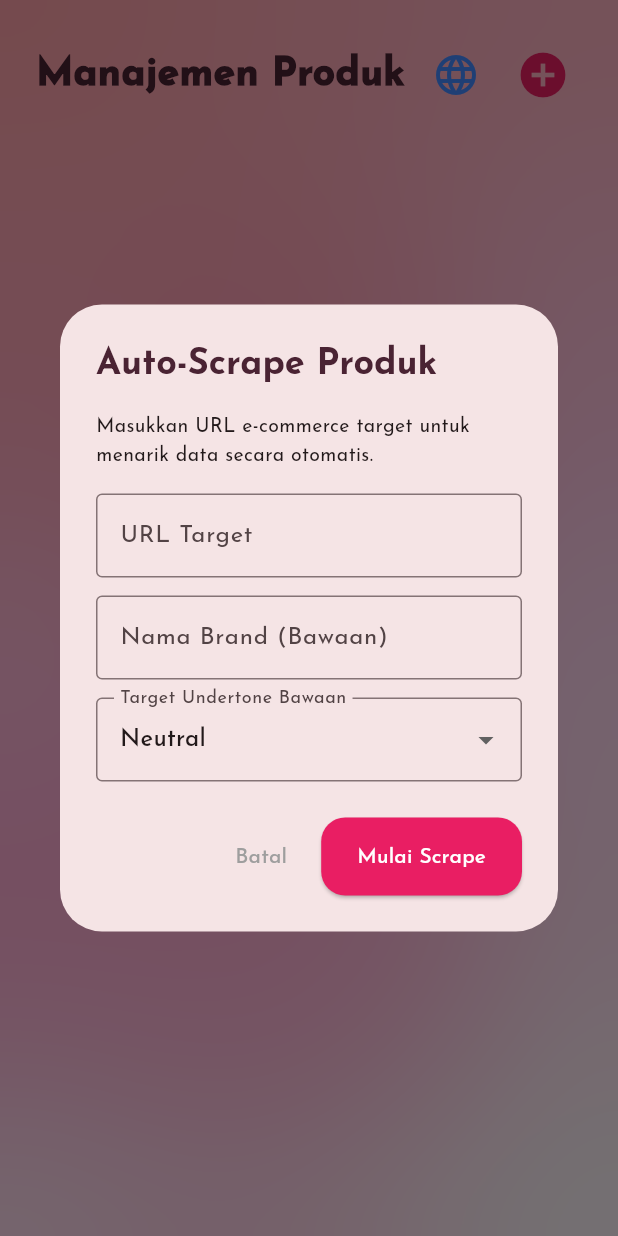
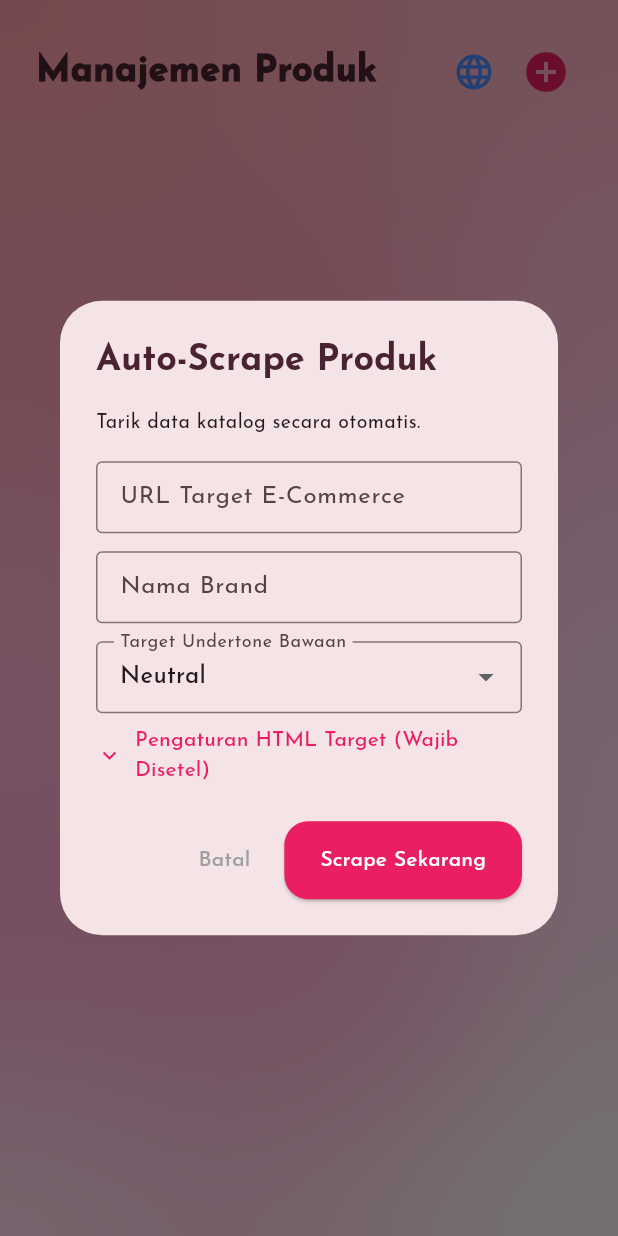
Before and after one commit to Chrsyls/ToneMatch, a Flutter app: the AdminProductScreen screen opened directly, after a tap on the "language" icon, on a phone screen of 412 x 824 dp. Run offline on Flutter 3.47's test engine with Material 3 defaults, Android fonts, the phone set to English and light mode, and no system bars; our stand-ins replace camera, firebase_core, google_fonts, image_picker; accounts and stored records are empty; generated files the repository leaves out were written again; network calls fail.

Commit message:
bug fic fitur scraping dan halaman manajemen produk

```diff
--- a/lib/screens/admin_product_screen.dart
+++ b/lib/screens/admin_product_screen.dart
@@ -35,13 +35,6 @@ class _AdminProductScreenState extends State<AdminProductScreen> {
           });
           return;
         }
-      } else {
-        final errData = json.decode(res.body);
-        if (mounted) {
-          ScaffoldMessenger.of(context).showSnackBar(
-            SnackBar(content: Text('Gagal Memuat: ${errData['error']}'), backgroundColor: Colors.red),
-          );
-        }
       }
       setState(() => _isLoading = false);
     } catch (e) {
@@ -50,12 +43,19 @@ class _AdminProductScreenState extends State<AdminProductScreen> {
     }
   }
 
-  // MODAL UNTUK AUTO-SCRAPING
+  // MODAL AUTO-SCRAPING DENGAN HTML CUSTOMIZER
   Future<void> _showScrapeDialog() async {
     final TextEditingController urlController = TextEditingController();
     final TextEditingController brandController = TextEditingController();
+
+    // Konfigurasi CSS selector
+    final TextEditingController containerClassController = TextEditingController(text: 'product-card');
+    final TextEditingController titleClassController = TextEditingController(text: 'product-title');
+    final TextEditingController priceClassController = TextEditingController(text: 'price-text');
+
     String undertone = 'neutral';
     bool isScraping = false;
+    bool showAdvanced = false;
 
     await showDialog(
       context: context,
@@ -70,20 +70,14 @@ class _AdminProductScreenState extends State<AdminProductScreen> {
                   mainAxisSize: MainAxisSize.min,
                   crossAxisAlignment: CrossAxisAlignment.start,
                   children: [
-                    const Text('Masukkan URL e-commerce target untuk menarik data secara otomatis.', style: TextStyle(fontSize: 13)),
+                    const Text('Tarik data katalog secara otomatis.', style: TextStyle(fontSize: 13)),
                     const SizedBox(height: 16),
-                    TextField(
-                      controller: urlController,
-                      decoration: const InputDecoration(labelText: 'URL Target', border: OutlineInputBorder()),
-                    ),
+                    TextField(controller: urlController, decoration: const InputDecoration(labelText: 'URL Target E-Commerce', border: OutlineInputBorder(), isDense: true)),
                     const SizedBox(height: 12),
-                    TextField(
-                      controller: brandController,
-                      decoration: const InputDecoration(labelText: 'Nama Brand (Bawaan)', border: OutlineInputBorder()),
-                    ),
+                    TextField(controller: brandController, decoration: const InputDecoration(labelText: 'Nama Brand', border: OutlineInputBorder(), isDense: true)),
                     const SizedBox(height: 12),
                     DropdownButtonFormField<String>(
-                      decoration: const InputDecoration(labelText: 'Target Undertone Bawaan', border: OutlineInputBorder()),
+                      decoration: const InputDecoration(labelText: 'Target Undertone Bawaan', border: OutlineInputBorder(), isDense: true),
                       value: undertone,
                       items: const [
                         DropdownMenuItem(value: 'warm', child: Text('Warm')),
@@ -92,6 +86,23 @@ class _AdminProductScreenState extends State<AdminProductScreen> {
                       ],
                       onChanged: (val) => undertone = val ?? 'neutral',
                     ),
+                    const SizedBox(height: 8),
+                    TextButton.icon(
+                      icon: Icon(showAdvanced ? Icons.keyboard_arrow_up : Icons.keyboard_arrow_down, size: 18),
+                      label: const Text('Pengaturan HTML Target (Wajib Disetel)'),
+                      onPressed: () => setStateDialog(() => showAdvanced = !showAdvanced),
+                      style: TextButton.styleFrom(padding: EdgeInsets.zero, tapTargetSize: MaterialTapTargetSize.shrinkWrap),
+                    ),
+                    if (showAdvanced) ...[
+                      const SizedBox(height: 8),
+                      const Text('Gunakan Inspect Element di Web Target untuk menemukan nama class ini:', style: TextStyle(fontSize: 11, color: Colors.grey)),
+                      const SizedBox(height: 8),
+                      TextField(controller: containerClassController, decoration: const InputDecoration(labelText: 'Class Wadah Produk (Card)', border: OutlineInputBorder(), isDense: true)),
+                      const SizedBox(height: 8),
+                      TextField(controller: titleClassController, decoration: const InputDecoration(labelText: 'Class Judul/Nama Produk', border: OutlineInputBorder(), isDense: true)),
+                      const SizedBox(height: 8),
+                      TextField(controller: priceClassController, decoration: const InputDecoration(labelText: 'Class Harga Produk', border: OutlineInputBorder(), isDense: true)),
+                    ],
                     if (isScraping)
                       const Padding(
                         padding: EdgeInsets.only(top: 24.0),
@@ -109,9 +120,7 @@ class _AdminProductScreenState extends State<AdminProductScreen> {
                   style: ElevatedButton.styleFrom(backgroundColor: const Color(0xFFE91E63)),
                   onPressed: isScraping ? null : () async {
                     if (urlController.text.isEmpty || brandController.text.isEmpty) {
-                      ScaffoldMessenger.of(context).showSnackBar(
-                        const SnackBar(content: Text('URL dan Brand tidak boleh kosong!'), backgroundColor: Colors.red),
-                      );
+                      ScaffoldMessenger.of(context).showSnackBar(const SnackBar(content: Text('URL dan Brand tidak boleh kosong!'), backgroundColor: Colors.red));
                       return;
                     }
 
@@ -123,31 +132,30 @@ class _AdminProductScreenState extends State<AdminProductScreen> {
                         body: jsonEncode({
                           'url': urlController.text.trim(),
                           'brand': brandController.text.trim(),
-                          'target_undertone': undertone
+                          'target_undertone': undertone,
+                          'container_class': containerClassController.text.trim(),
+                          'title_class': titleClassController.text.trim(),
+                          'price_class': priceClassController.text.trim(),
                         }),
                       );
 
                       final data = json.decode(response.body);
                       if (response.statusCode == 200 && data['success'] == true) {
                         if (mounted) Navigator.pop(context);
-                        ScaffoldMessenger.of(context).showSnackBar(
-                          SnackBar(content: Text(data['message']), backgroundColor: Colors.green),
-                        );
+                        ScaffoldMessenger.of(context).showSnackBar(SnackBar(content: Text(data['message']), backgroundColor: Colors.green));
                         _fetchProducts();
                       } else {
-                        throw Exception(data['error'] ?? data['message'] ?? 'Gagal memproses data');
+                        throw Exception(data['message'] ?? 'Gagal memproses data');
                       }
                     } catch (e) {
-                      ScaffoldMessenger.of(context).showSnackBar(
-                        SnackBar(content: Text('Error: $e'), backgroundColor: Colors.red),
-                      );
+                      ScaffoldMessenger.of(context).showSnackBar(SnackBar(content: Text('Error: $e'), backgroundColor: Colors.red));
                     } finally {
                       if (mounted && isScraping) {
                         setStateDialog(() => isScraping = false);
                       }
                     }
                   },
-                  child: const Text('Mulai Scrape', style: TextStyle(color: Colors.white)),
+                  child: const Text('Scrape Sekarang', style: TextStyle(color: Colors.white)),
                 ),
               ],
             );
@@ -175,19 +183,14 @@ class _AdminProductScreenState extends State<AdminProductScreen> {
             return Padding(
               padding: EdgeInsets.only(
                 bottom: MediaQuery.of(context).viewInsets.bottom,
-                left: 24,
-                right: 24,
-                top: 24,
+                left: 24, right: 24, top: 24,
               ),
               child: SingleChildScrollView(
                 child: Column(
                   mainAxisSize: MainAxisSize.min,
                   crossAxisAlignment: CrossAxisAlignment.start,
                   children: [
-                    Text(
-                      product == null ? 'Tambah Produk Baru' : 'Edit Produk',
-                      style: const TextStyle(fontSize: 20, fontWeight: FontWeight.bold, color: Color(0xFF4A2333)),
-                    ),
+                    Text(product == null ? 'Tambah Produk Baru' : 'Edit Produk', style: const TextStyle(fontSize: 20, fontWeight: FontWeight.bold, color: Color(0xFF4A2333))),
                     const SizedBox(height: 16),
                     TextField(controller: nameController, decoration: const InputDecoration(labelText: 'Nama Produk')),
                     const SizedBox(height: 12),
@@ -207,11 +210,7 @@ class _AdminProductScreenState extends State<AdminProductScreen> {
                     ),
                     const SizedBox(height: 24),
                     ElevatedButton(
-                      style: ElevatedButton.styleFrom(
-                        backgroundColor: const Color(0xFFE91E63),
-                        minimumSize: const Size(double.infinity, 50),
-                        disabledBackgroundColor: Colors.grey,
-                      ),
+                      style: ElevatedButton.styleFrom(backgroundColor: const Color(0xFFE91E63), minimumSize: const Size(double.infinity, 50)),
                       onPressed: isSaving ? null : () async {
                         setModalState(() => isSaving = true);
                         try {
@@ -221,47 +220,23 @@ class _AdminProductScreenState extends State<AdminProductScreen> {
                             "price": double.tryParse(priceController.text) ?? 0,
                             "undertone": undertone,
                           });
-
-                          final url = product == null
-                              ? Uri.parse('$baseUrl/api/v1/admin/products')
-                              : Uri.parse('$baseUrl/api/v1/admin/products/${product['product_id']}');
-
-                          final response = await (product == null
-                              ? http.post(url, headers: {"Content-Type": "application/json"}, body: body)
-                              : http.put(url, headers: {"Content-Type": "application/json"}, body: body));
+                          final url = product == null ? Uri.parse('$baseUrl/api/v1/admin/products') : Uri.parse('$baseUrl/api/v1/admin/products/${product['product_id']}');
+                          final response = await (product == null ? http.post(url, headers: {"Content-Type": "application/json"}, body: body) : http.put(url, headers: {"Content-Type": "application/json"}, body: body));
 
                           if (response.statusCode == 200) {
-                            final resData = json.decode(response.body);
-                            if (resData['success'] == true) {
-                              if (mounted) Navigator.pop(context);
-                              ScaffoldMessenger.of(context).showSnackBar(
-                                const SnackBar(content: Text('Produk berhasil disimpan!'), backgroundColor: Colors.green),
-                              );
-                              _fetchProducts();
-                              return;
-                            } else {
-                              ScaffoldMessenger.of(context).showSnackBar(
-                                SnackBar(content: Text('Gagal: ${resData['error']}'), backgroundColor: Colors.red),
-                              );
-                            }
+                            if (mounted) Navigator.pop(context);
+                            ScaffoldMessenger.of(context).showSnackBar(const SnackBar(content: Text('Produk berhasil disimpan!'), backgroundColor: Colors.green));
+                            _fetchProducts();
                           } else {
                             final errData = json.decode(response.body);
-                            final errorMsg = errData['error'] ?? 'Server Error: ${response.statusCode}';
-                            ScaffoldMessenger.of(context).showSnackBar(
-                              SnackBar(content: Text('Server Database Error: $errorMsg'), backgroundColor: Colors.red),
-                            );
+                            ScaffoldMessenger.of(context).showSnackBar(SnackBar(content: Text('Gagal: ${errData['error']}'), backgroundColor: Colors.red));
                           }
                         } catch (e) {
-                          ScaffoldMessenger.of(context).showSnackBar(
-                            SnackBar(content: Text('Koneksi Gagal: $e'), backgroundColor: Colors.red),
-                          );
+                          ScaffoldMessenger.of(context).showSnackBar(SnackBar(content: Text('Koneksi Gagal: $e'), backgroundColor: Colors.red));
                         }
-
                         setModalState(() => isSaving = false);
                       },
-                      child: isSaving
-                          ? const SizedBox(height: 20, width: 20, child: CircularProgressIndicator(color: Colors.white, strokeWidth: 2))
-                          : const Text('Simpan Produk', style: TextStyle(color: Colors.white, fontWeight: FontWeight.bold)),
+                      child: isSaving ? const SizedBox(height: 20, width: 20, child: CircularProgressIndicator(color: Colors.white, strokeWidth: 2)) : const Text('Simpan Produk', style: TextStyle(color: Colors.white, fontWeight: FontWeight.bold)),
                     ),
                     const SizedBox(height: 24),
                   ],
@@ -294,18 +269,24 @@ class _AdminProductScreenState extends State<AdminProductScreen> {
                   child: Row(
                     mainAxisAlignment: MainAxisAlignment.spaceBetween,
                     children: [
-                      const Text('Manajemen Produk', style: TextStyle(fontSize: 26, fontWeight: FontWeight.w900, color: Color(0xFF4A2333))),
-                      // Kumpulan tombol di kanan atas
+                      // PERBAIKAN OVERFLOW: Dibungkus dengan Expanded agar teks menyesuaikan ruang yang ada
+                      const Expanded(
+                        child: Text(
+                          'Manajemen Produk',
+                          style: TextStyle(fontSize: 24, fontWeight: FontWeight.w900, color: Color(0xFF4A2333)),
+                          overflow: TextOverflow.ellipsis,
+                        ),
+                      ),
                       Row(
+                        mainAxisSize: MainAxisSize.min,
                         children: [
                           IconButton(
-                            icon: const Icon(Icons.language, color: Colors.blueAccent, size: 32),
+                            icon: const Icon(Icons.language, color: Colors.blueAccent, size: 28),
                             tooltip: 'Scrape Web',
                             onPressed: _showScrapeDialog,
                           ),
-                          const SizedBox(width: 8),
                           IconButton(
-                            icon: const Icon(Icons.add_circle, color: Color(0xFFE91E63), size: 36),
+                            icon: const Icon(Icons.add_circle, color: Color(0xFFE91E63), size: 32),
                             onPressed: () => _showAddEditModal(),
                           ),
                         ],
```
Also changed, not shown: pubspec.lock, 1 other file.
